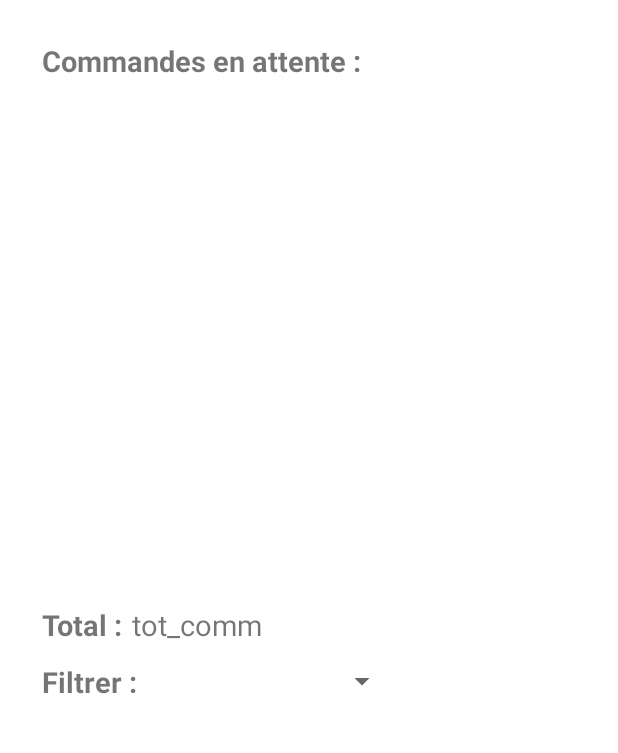
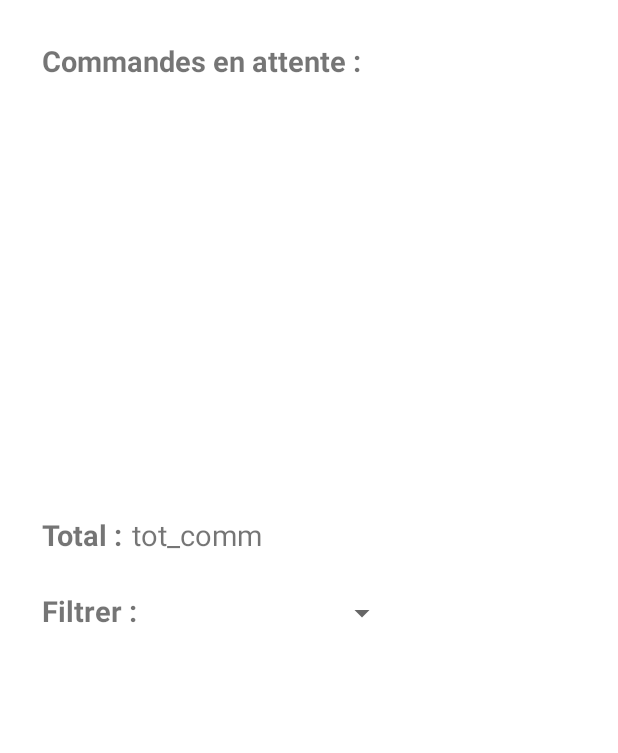
Before and after one commit to TheHight/Campagnon, an Android app: the layout page_commandes_en_attentes_prodside.xml on its own in the app's theme, with its tools: preview values and no code run, on a phone screen of 412 x 824 dp, the part 192-945 px from its top. Run offline under Robolectric (Android 15) with nearby library versions, the phone set to English and light mode, and no system bars.

Commit message:
Boutons d'accès pages Mes Produits & Commandes en attente fonctionnels

```diff
--- a/app/src/main/AndroidManifest.xml
+++ b/app/src/main/AndroidManifest.xml
@@ -51,6 +51,8 @@
         <activity android:name=".LeProducteur" />
         <activity android:name=".ProduitConsoActivity" />
         <activity android:name=".Panier" />
+        <activity android:name=".CommandesAttentesActivity"/>
+        <activity android:name=".MesProduitsActivity"/>
     </application>
 
 </manifest>
--- a/app/src/main/java/com/example/campagnon/AccueilPrincipalConso.java
+++ b/app/src/main/java/com/example/campagnon/AccueilPrincipalConso.java
@@ -46,6 +46,7 @@ public class AccueilPrincipalConso extends AppCompatActivity {
         textUser.setText(identifiant);
         new BackTaskRecupererMesProducteurs().execute();
         new BackTaskRecupererLesProduit().execute();
+
         final ImageView imageProfil = (ImageView) findViewById(R.id.profil_conso_access);
         imageProfil.setOnClickListener(new View.OnClickListener() {
             @Override
--- a/app/src/main/res/layout/page_commandes_en_attentes_prodside.xml
+++ b/app/src/main/res/layout/page_commandes_en_attentes_prodside.xml
@@ -35,9 +35,10 @@
 
     <ListView
         android:id="@+id/listView_commandes_en_attentes"
-        android:layout_width="375dp"
-        android:layout_height="300dp"
+        android:layout_width="387dp"
+        android:layout_height="240dp"
         android:layout_marginTop="12dp"
+        android:layout_marginBottom="300dp"
         app:layout_constraintBottom_toBottomOf="parent"
         app:layout_constraintEnd_toEndOf="parent"
         app:layout_constraintStart_toStartOf="parent"
@@ -81,10 +82,12 @@
         android:text="Filtrer :"
         android:textSize="19dp"
         android:textStyle="bold"
+        app:layout_constraintBottom_toBottomOf="parent"
         app:layout_constraintEnd_toEndOf="parent"
         app:layout_constraintHorizontal_bias="0.0"
         app:layout_constraintStart_toStartOf="parent"
-        app:layout_constraintTop_toBottomOf="@+id/textView40" />
+        app:layout_constraintTop_toBottomOf="@+id/textView40"
+        app:layout_constraintVertical_bias="0.044" />
 
     <Spinner
         android:id="@+id/spinner"
@@ -93,9 +96,11 @@
         android:layout_marginStart="8dp"
         android:layout_marginLeft="8dp"
         android:layout_marginTop="12dp"
+        app:layout_constraintBottom_toBottomOf="parent"
         app:layout_constraintEnd_toEndOf="parent"
         app:layout_constraintHorizontal_bias="0.0"
         app:layout_constraintStart_toEndOf="@+id/textView42"
-        app:layout_constraintTop_toBottomOf="@+id/display_nb_comm_tot" />
+        app:layout_constraintTop_toBottomOf="@+id/display_nb_comm_tot"
+        app:layout_constraintVertical_bias="0.051" />
 
 </androidx.constraintlayout.widget.ConstraintLayout>
```
Also changed, not shown: app/src/main/java/com/example/campagnon/AccueilPrincipalProd.java (+35 -1 lines), app/src/main/java/com/example/campagnon/CommandesAttentesActivity.java (added, +14 -0 lines), app/src/main/java/com/example/campagnon/MesProduitsActivity.java (added, +14 -0 lines).
